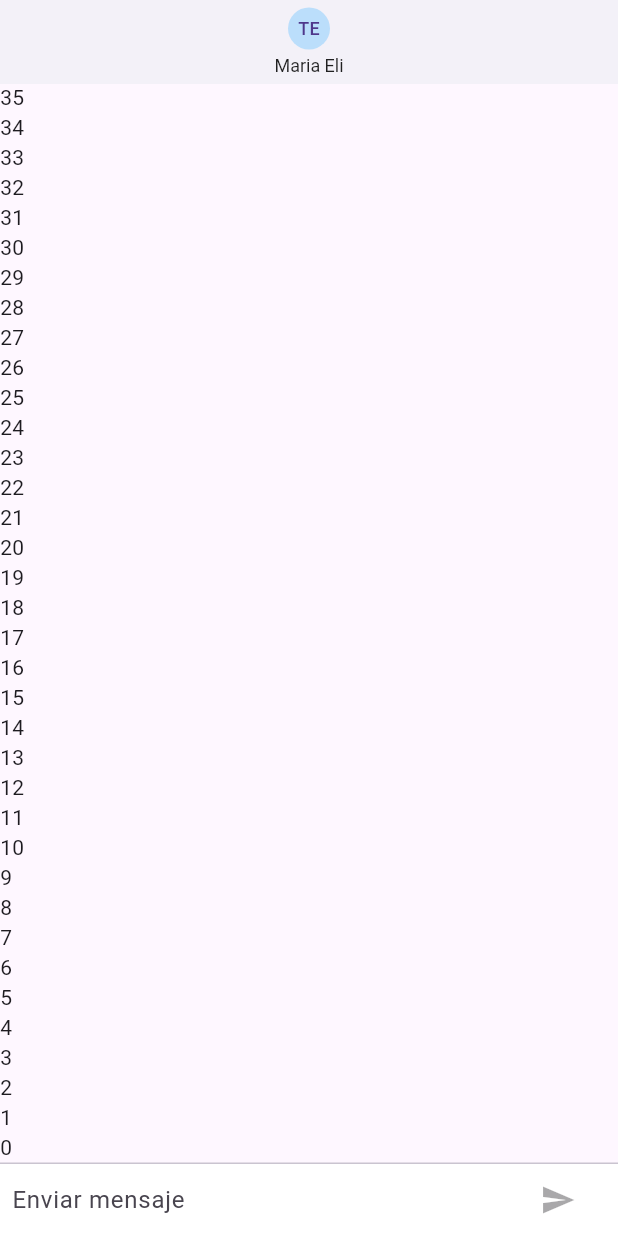
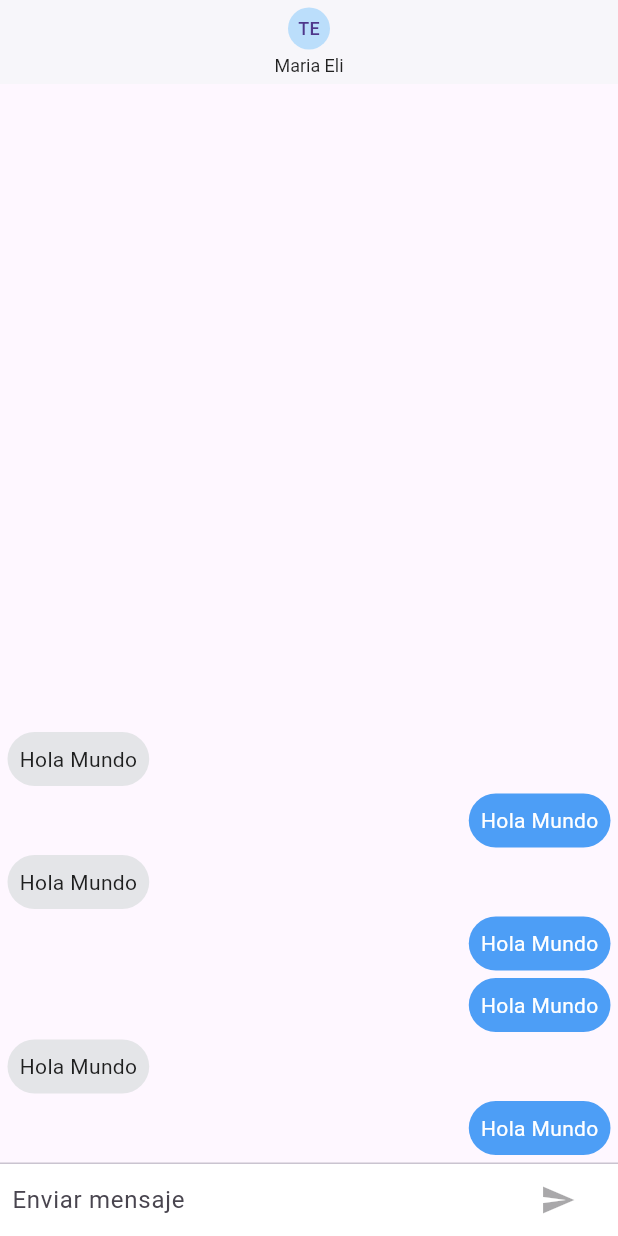
Before and after one commit to goher22/CursoFlutterAvanzado, a Flutter app: the screen it shows after launch, on a phone screen of 412 x 824 dp. Run offline on Flutter 3.47's test engine with Material 3 defaults, Android fonts, the phone set to English and light mode, and no system bars; our stand-ins replace pie_chart, pull_to_refresh, socket_io_client.

Commit message:
Mensaje de burbuja

```diff
--- a/chat/lib/pages/chat_page.dart
+++ b/chat/lib/pages/chat_page.dart
@@ -2,6 +2,8 @@ import 'dart:io';
 
 import 'package:flutter/cupertino.dart';
 import 'package:flutter/material.dart';
+
+import '../widgets/chat_message.dart';
 
 class ChatPage extends StatefulWidget {
   const ChatPage({super.key});
@@ -14,6 +16,36 @@ class _ChatPageState extends State<ChatPage> {
   final _textController = TextEditingController();
   final _focusNode = FocusNode();
   bool _isWrite = false;
+  final List<ChatMessage> _messages = [
+    const ChatMessage(
+      text: "Hola Mundo",
+      uid: "123",
+    ),
+    const ChatMessage(
+      text: "Hola Mundo",
+      uid: "123123",
+    ),
+    const ChatMessage(
+      text: "Hola Mundo",
+      uid: "123",
+    ),
+    const ChatMessage(
+      text: "Hola Mundo",
+      uid: "123",
+    ),
+    const ChatMessage(
+      text: "Hola Mundo",
+      uid: "123123123",
+    ),
+    const ChatMessage(
+      text: "Hola Mundo",
+      uid: "123",
+    ),
+    const ChatMessage(
+      text: "Hola Mundo",
+      uid: "12312412",
+    ),
+  ];
   @override
   Widget build(BuildContext context) {
     return Scaffold(
@@ -50,7 +82,8 @@ class _ChatPageState extends State<ChatPage> {
             child: ListView.builder(
               physics: const BouncingScrollPhysics(),
               reverse: true,
-              itemBuilder: (_, i) => Text('$i'),
+              itemCount: _messages.length,
+              itemBuilder: (_, i) => _messages[i],
             ),
           ),
           const Divider(
@@ -125,9 +158,12 @@ class _ChatPageState extends State<ChatPage> {
   }
 
   _handleSubmit(String texto) {
-    print(texto);
     _textController.clear();
     _focusNode.requestFocus();
+    _messages.add(ChatMessage(
+      text: texto,
+      uid: '123',
+    ));
     setState(() {
       _isWrite = false;
     });
--- /dev/null
+++ b/chat/lib/widgets/chat_message.dart
@@ -0,0 +1,67 @@
+import 'package:flutter/material.dart';
+
+class ChatMessage extends StatelessWidget {
+  final String text;
+  final String uid;
+
+  const ChatMessage({
+    super.key,
+    required this.text,
+    required this.uid,
+  });
+
+  @override
+  Widget build(BuildContext context) {
+    return Container(
+      child: uid == '123' ? _myMessage() : _notMyMessage(),
+    );
+  }
+
+  Widget _myMessage() {
+    return Align(
+      alignment: Alignment.centerRight,
+      child: Container(
+        padding: const EdgeInsets.all(8.0),
+        margin: const EdgeInsets.only(
+          bottom: 5,
+          left: 50,
+          right: 5,
+        ),
+        decoration: BoxDecoration(
+          color: const Color(0xff4D9EF6),
+          borderRadius: BorderRadius.circular(20),
+        ),
+        child: Text(
+          text,
+          style: const TextStyle(
+            color: Colors.white,
+          ),
+        ),
+      ),
+    );
+  }
+
+  Widget _notMyMessage() {
+    return Align(
+      alignment: Alignment.centerLeft,
+      child: Container(
+        padding: const EdgeInsets.all(8.0),
+        margin: const EdgeInsets.only(
+          bottom: 5,
+          left: 5,
+          right: 50,
+        ),
+        decoration: BoxDecoration(
+          color: const Color(0xffE4E5E8),
+          borderRadius: BorderRadius.circular(20),
+        ),
+        child: Text(
+          text,
+          style: const TextStyle(
+            color: Colors.black87,
+          ),
+        ),
+      ),
+    );
+  }
+}
```
